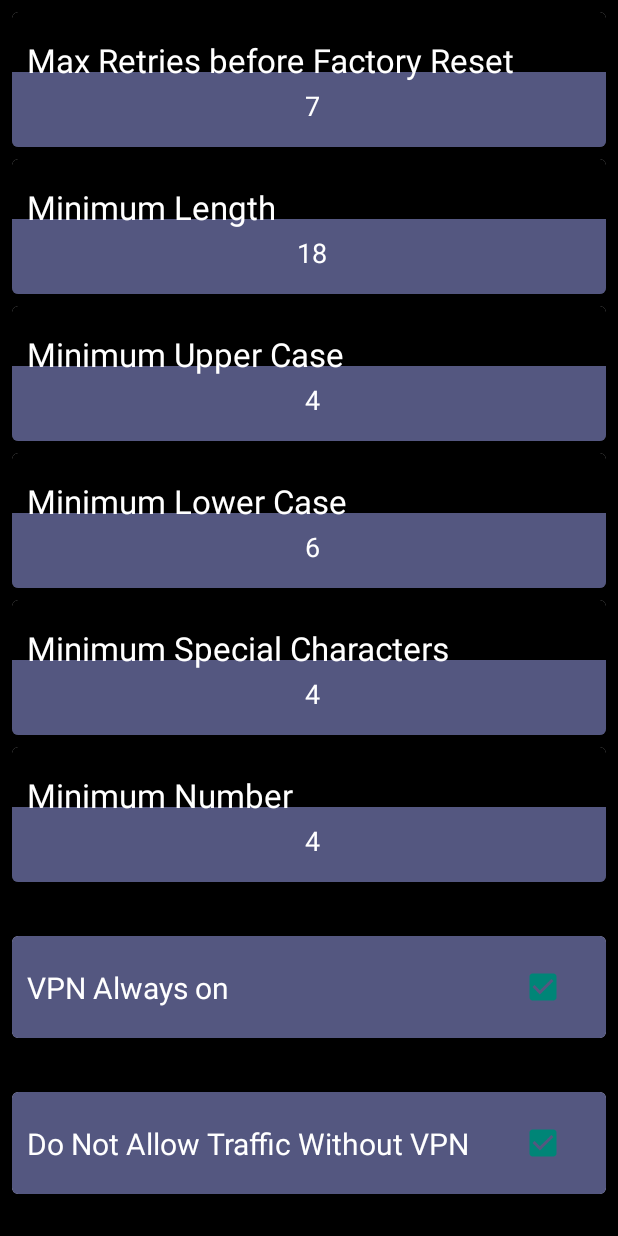
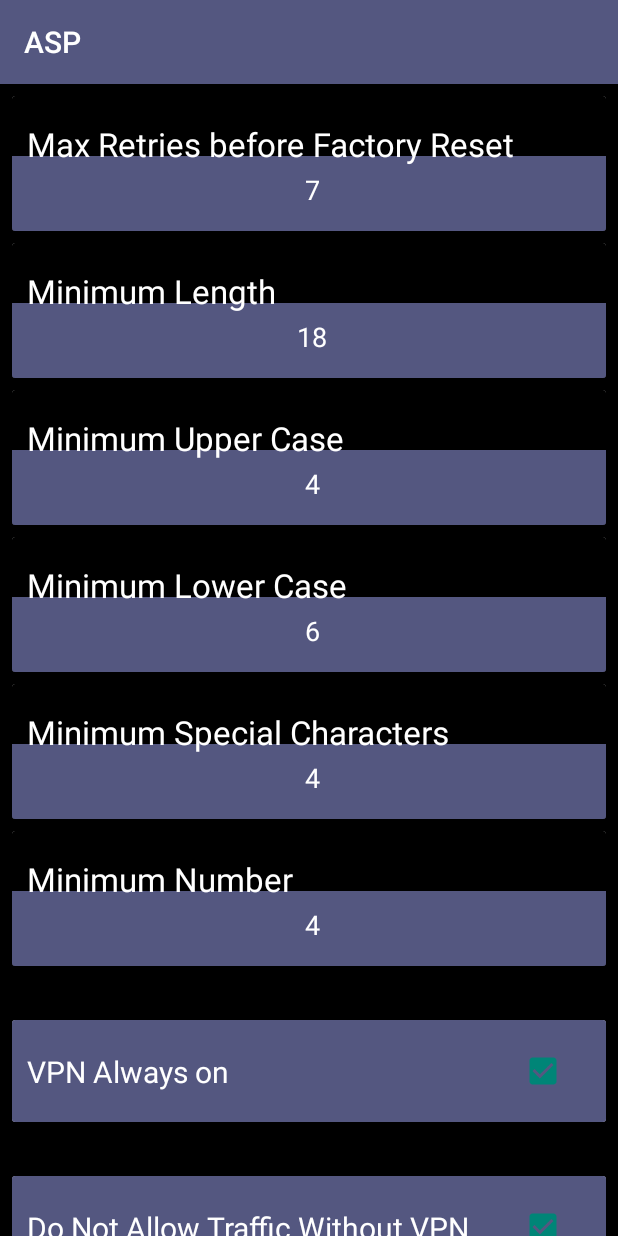
Before and after one commit to DevUt/org.secureos.dpc, an Android app: the Misc screen opened directly, with no data from a screen before it, on a phone screen of 412 x 824 dp. Run offline under Robolectric (Android 15) with nearby library versions, the phone set to English and light mode, and no system bars.

Commit message:
Display Action bar, Disallow finger print

```diff
--- a/app/build.gradle
+++ b/app/build.gradle
@@ -11,8 +11,8 @@ android {
         minSdk 35
         targetSdk 35
 
-        versionCode 350
-        versionName "3.5.0"
+        versionCode 36
+        versionName "3.6.0"
 
 
         testInstrumentationRunner "androidx.test.runner.AndroidJUnitRunner"
--- a/app/src/main/java/org/sos/asp/deviceAdmin/DeviceAdmin.kt
+++ b/app/src/main/java/org/sos/asp/deviceAdmin/DeviceAdmin.kt
@@ -3,6 +3,7 @@ package org.sos.asp.deviceAdmin
 import android.Manifest
 import android.app.admin.DeviceAdminReceiver
 import android.app.admin.DevicePolicyManager
+import android.app.admin.DevicePolicyManager.KEYGUARD_DISABLE_FINGERPRINT
 import android.app.admin.DevicePolicyManager.PERMISSION_GRANT_STATE_GRANTED
 import android.content.ComponentName
 import android.content.Context
@@ -204,6 +205,11 @@ class DeviceAdmin : DeviceAdminReceiver() {
 
         }
 
+        val disableFingerPrint = miscPrefManager.readEnabled("disable_finger") == 2
+        if(disableFingerPrint) {
+            dpm.setKeyguardDisabledFeatures(cn, KEYGUARD_DISABLE_FINGERPRINT)
+        }
+
         val alwaysVpn = miscPrefManager.readEnabled("vpn_always") == 2
         val blockVpn = miscPrefManager.readEnabled("block_vpn_uninstall") == 2
         if (alwaysVpn or blockVpn) {
--- a/app/src/main/java/org/sos/asp/misc/Misc.kt
+++ b/app/src/main/java/org/sos/asp/misc/Misc.kt
@@ -1,10 +1,13 @@
 package org.sos.asp.misc
 
+import android.os.Build
 import android.os.Bundle
 import android.util.Log
 import android.view.View
+import android.view.WindowManager
 import android.widget.*
 import androidx.appcompat.app.AppCompatActivity
+import androidx.core.content.ContextCompat
 import kotlinx.coroutines.runBlocking
 import org.sos.asp.R
 
@@ -53,6 +56,7 @@ class Misc : AppCompatActivity() {
         val dropdown = findViewById<Spinner>(R.id.vpn_spinner)
 
         val blockVpnUninstall: CheckBox = findViewById(R.id.block_vpn_uninstall_check)
+        val disableFingerPrint: CheckBox = findViewById(R.id.finger_print_disable_checkbox)
 
         // Check the status of Blocking VPN Uninstall
         // I'm crying writing one more run block. THIS SHOULD REALLY BE SEPARATE
@@ -190,6 +194,11 @@ class Misc : AppCompatActivity() {
                     }else{
                         miscPrefManager.writeEnabled("block_vpn_uninstall",1)
                     }
+                    if(disableFingerPrint.isChecked){
+                        miscPrefManager.writeEnabled("disable_finger",2)
+                    }else{
+                        miscPrefManager.writeEnabled("disable_finger",1)
+                    }
 
                     Log.d(TAG, "Saving vpnPackageName ${getVpnPackageName(vpnPackageName)}")
                     miscPrefManager.writeEnabled(
--- a/app/src/main/java/org/sos/asp/misc/MiscData.kt
+++ b/app/src/main/java/org/sos/asp/misc/MiscData.kt
@@ -17,6 +17,7 @@ class MiscData(context: Context) {
             miscPrefManager.writeEnabled("vpn_always",2)
             miscPrefManager.writeEnabled("vpn_lockdown",2)
             miscPrefManager.writeEnabled("block_vpn_uninstall",2)
+            miscPrefManager.writeEnabled("disable_finger",2)
         }
     }
 }
--- a/app/src/main/res/layout/activity_misc.xml
+++ b/app/src/main/res/layout/activity_misc.xml
@@ -92,6 +92,10 @@
                     android:text="@string/max_wipe_retries"
                     android:textAlignment="center"
                     android:textColor="@color/white" />
+
+                <androidx.cardview.widget.CardView
+                    android:layout_width="match_parent"
+                    android:layout_height="match_parent" />
             </com.google.android.material.textfield.TextInputLayout>
 
         </com.google.android.material.card.MaterialCardView>
@@ -467,9 +471,52 @@
 
 
             </androidx.constraintlayout.widget.ConstraintLayout>
+    </com.google.android.material.card.MaterialCardView>
+
+        <com.google.android.material.card.MaterialCardView
+            android:id="@+id/finger_print_opt_card"
+            android:layout_width="match_parent"
+            android:layout_height="wrap_content"
+            android:layout_marginLeft="8dp"
+            android:layout_marginTop="36dp"
+            android:layout_marginRight="8dp"
+            app:layout_constraintTop_toBottomOf="@id/vpn_options_card">
+
+            <androidx.constraintlayout.widget.ConstraintLayout
+                android:id="@+id/finger_opt_layout"
+                android:layout_width="match_parent"
+                android:layout_height="76dp"
+                android:background="@color/teal_700"
+                android:padding="10dp">
+
+
+                <TextView
+                    android:id="@+id/finger_op_text"
+                    android:layout_width="0dp"
+                    android:layout_height="wrap_content"
+                    android:text="@string/disable_finger_print"
+                    android:textColor="@color/white"
+                    android:textSize="20sp"
+                    app:layout_constraintBottom_toBottomOf="parent"
+                    app:layout_constraintStart_toStartOf="parent"
+                    app:layout_constraintTop_toTopOf="parent"
+                    app:layout_constraintVertical_bias="0.512" />
+                <CheckBox
+                    android:id="@+id/finger_print_disable_checkbox"
+                    android:layout_width="48dp"
+                    android:layout_height="48dp"
+                    android:checked="true"
+                    android:minWidth="48dp"
+                    android:minHeight="48dp"
+                    app:layout_constraintBottom_toBottomOf="parent"
+                    app:layout_constraintEnd_toEndOf="parent"
+                    app:layout_constraintHorizontal_bias="1.0"
+                    app:layout_constraintStart_toStartOf="parent"
+                    app:layout_constraintTop_toTopOf="parent" />
+
+            </androidx.constraintlayout.widget.ConstraintLayout>
 
         </com.google.android.material.card.MaterialCardView>
-
 
         <Button
             android:id="@+id/misc_save"
@@ -484,7 +531,7 @@
             app:layout_constraintBottom_toBottomOf="parent"
             app:layout_constraintEnd_toEndOf="parent"
             app:layout_constraintStart_toStartOf="parent"
-            app:layout_constraintTop_toBottomOf="@id/vpn_options_card" />
+            app:layout_constraintTop_toBottomOf="@id/finger_print_opt_card" />
 
     </androidx.constraintlayout.widget.ConstraintLayout>
 
--- a/app/src/main/res/values-night/themes.xml
+++ b/app/src/main/res/values-night/themes.xml
@@ -1,6 +1,6 @@
 <resources xmlns:tools="http://schemas.android.com/tools">
     <!-- Base application theme. -->
-    <style name="Theme.FirstTestDPM" parent="Theme.AppCompat.DayNight.NoActionBar">
+    <style name="Theme.FirstTestDPM" parent="Theme.AppCompat.DayNight.DarkActionBar">
         <!-- Primary brand color. -->
         <item name="colorPrimary">@color/purple_200</item>
         <item name="colorPrimaryVariant">@color/purple_700</item>
--- a/app/src/main/res/values/strings.xml
+++ b/app/src/main/res/values/strings.xml
@@ -31,4 +31,5 @@
     <string name="min_num_text">1</string>
     <string name="select_vpn">Select Vpn</string>
     <string name="block_vpn_uninstall">Block VPN Uninstall</string>
+    <string name="disable_finger_print">Disable Finger Print</string>
 </resources>
--- a/app/src/main/res/values/themes.xml
+++ b/app/src/main/res/values/themes.xml
@@ -1,6 +1,6 @@
 <resources xmlns:tools="http://schemas.android.com/tools">
     <!-- Base application theme. -->
-    <style name="Theme.FirstTestDPM" parent="Theme.AppCompat.Light.NoActionBar">
+    <style name="Theme.FirstTestDPM" parent="Theme.AppCompat.Light.DarkActionBar">
         <!-- Primary brand color. -->
         <item name="colorPrimary">@color/teal_700</item>
         <item name="colorPrimaryVariant">@color/teal_700</item>
```
